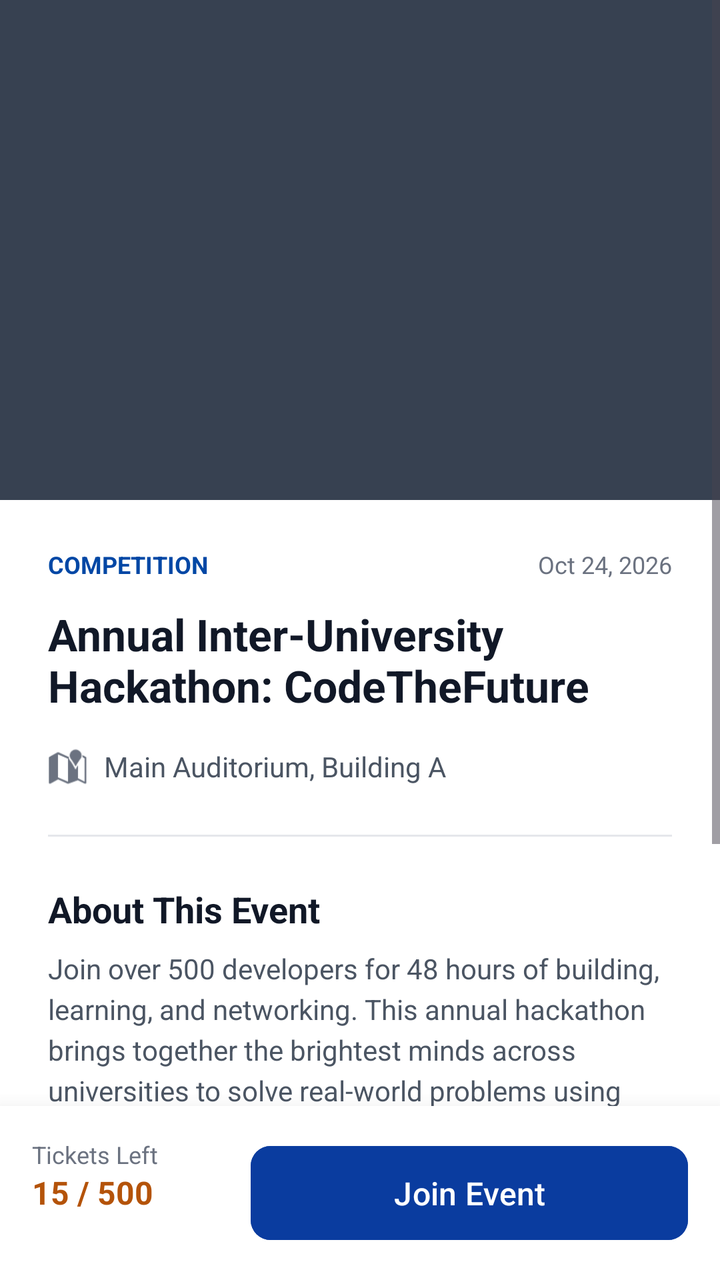
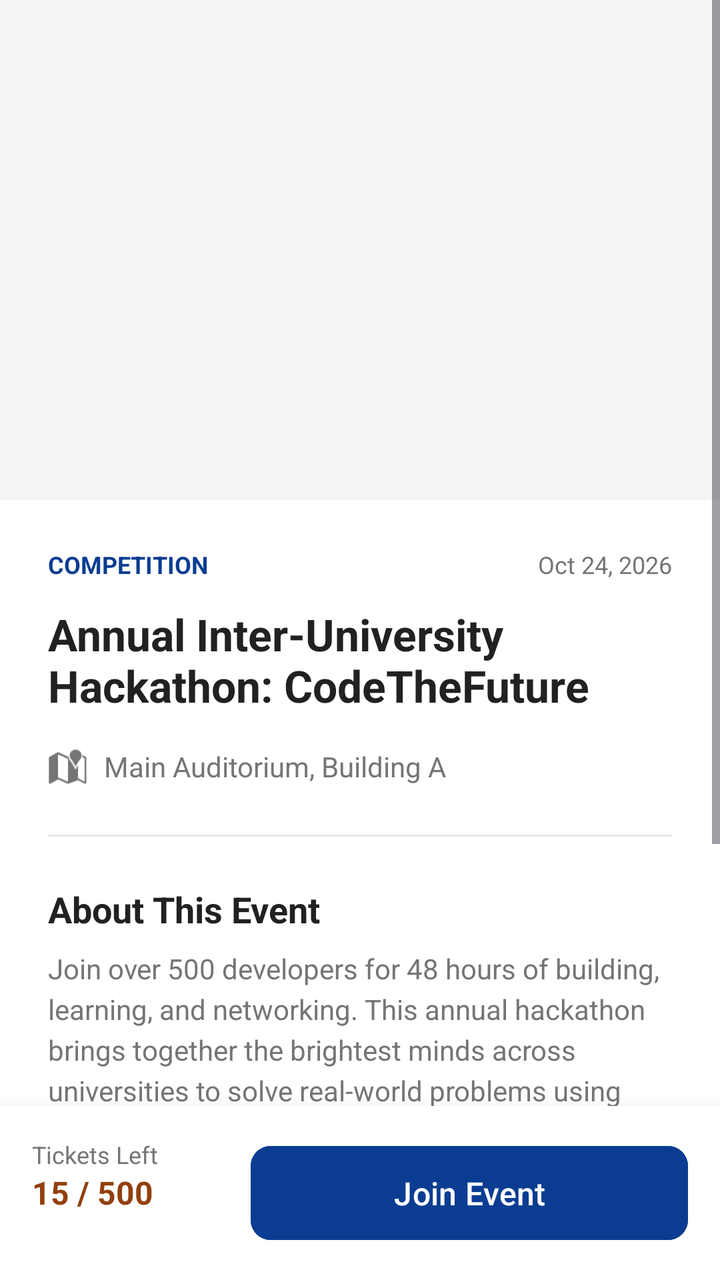

The first picture is an Android layout as it rendered before a commit; the second is the same layout after the commit. The layout source and the unified diff follow.
<!-- AndroidManifest.xml: application theme Theme.CampusConnectProject -->
<!-- res/layout/activity_detail_event.xml -->
<?xml version="1.0" encoding="utf-8"?>
<androidx.constraintlayout.widget.ConstraintLayout
    xmlns:android="http://schemas.android.com/apk/res/android"
    xmlns:app="http://schemas.android.com/apk/res-auto"
    xmlns:tools="http://schemas.android.com/tools"
    android:layout_width="match_parent"
    android:layout_height="match_parent"
    android:background="#FFFFFF"
    tools:context=".ui.mahasiswa.DetailEventActivity">

    <ScrollView
        android:layout_width="match_parent"
        android:layout_height="0dp"
        android:fillViewport="true"
        app:layout_constraintTop_toTopOf="parent"
        app:layout_constraintBottom_toTopOf="@id/bottomBar">

        <LinearLayout
            android:layout_width="match_parent"
            android:layout_height="wrap_content"
            android:orientation="vertical"
            android:paddingBottom="24dp">

            <ImageView
                android:id="@+id/ivDetailPoster"
                android:layout_width="match_parent"
                android:layout_height="250dp"
                android:scaleType="centerCrop"
                android:background="#374151" />

            <LinearLayout
                android:layout_width="match_parent"
                android:layout_height="wrap_content"
                android:orientation="vertical"
                android:padding="24dp">

                <RelativeLayout
                    android:layout_width="match_parent"
                    android:layout_height="wrap_content"
                    android:layout_marginBottom="12dp">

                    <TextView
                        android:id="@+id/tvDetailCategory"
                        android:layout_width="wrap_content"
                        android:layout_height="wrap_content"
                        android:text="COMPETITION"
                        android:textColor="#0047A5"
                        android:textSize="12sp"
                        android:textStyle="bold" />

                    <TextView
                        android:id="@+id/tvDetailDate"
                        android:layout_width="wrap_content"
                        android:layout_height="wrap_content"
                        android:layout_alignParentEnd="true"
                        android:text="Oct 24, 2026"
                        android:textColor="#6B7280"
                        android:textSize="12sp" />
                </RelativeLayout>

                <TextView
                    android:id="@+id/tvDetailTitle"
                    android:layout_width="match_parent"
                    android:layout_height="wrap_content"
                    android:text="Annual Inter-University Hackathon: CodeTheFuture"
                    android:textColor="#111827"
                    android:textSize="22sp"
                    android:textStyle="bold"
                    android:layout_marginBottom="16dp"/>

                <LinearLayout
                    android:layout_width="match_parent"
                    android:layout_height="wrap_content"
                    android:orientation="horizontal"
                    android:gravity="center_vertical"
                    android:layout_marginBottom="24dp">

                    <ImageView
                        android:layout_width="20dp"
                        android:layout_height="20dp"
                        android:src="@android:drawable/ic_dialog_map"
                        app:tint="#6B7280"
                        android:layout_marginEnd="8dp"/>

                    <TextView
                        android:id="@+id/tvDetailLocation"
                        android:layout_width="wrap_content"
                        android:layout_height="wrap_content"
                        android:text="Main Auditorium, Building A"
                        android:textColor="#4B5563"
                        android:textSize="14sp" />
                </LinearLayout>

                <View
                    android:layout_width="match_parent"
                    android:layout_height="1dp"
                    android:background="#E5E7EB"
                    android:layout_marginBottom="24dp"/>

                <TextView
                    android:layout_width="match_parent"
                    android:layout_height="wrap_content"
                    android:text="About This Event"
                    android:textColor="#111827"
                    android:textSize="18sp"
                    android:textStyle="bold"
                    android:layout_marginBottom="8dp"/>

                <TextView
                    android:id="@+id/tvDetailDescription"
                    android:layout_width="match_parent"
                    android:layout_height="wrap_content"
                    android:text="Join over 500 developers for 48 hours of building, learning, and networking. This annual hackathon brings together the brightest minds across universities to solve real-world problems using technology. \n\nWhat to expect:\n- Mentorship from industry experts\n- Free food and swags\n- Grand prize of $5000"
                    android:textColor="#4B5563"
                    android:textSize="14sp"
                    android:lineSpacingExtra="4dp" />
            </LinearLayout>
        </LinearLayout>
    </ScrollView>

    <LinearLayout
        android:id="@+id/bottomBar"
        android:layout_width="match_parent"
        android:layout_height="wrap_content"
        android:orientation="horizontal"
        android:padding="16dp"
        android:background="#FFFFFF"
        android:elevation="16dp"
        app:layout_constraintBottom_toBottomOf="parent">

        <LinearLayout
            android:layout_width="0dp"
            android:layout_height="wrap_content"
            android:layout_weight="1"
            android:orientation="vertical"
            android:gravity="center_vertical">

            <TextView
                android:layout_width="wrap_content"
                android:layout_height="wrap_content"
                android:text="Tickets Left"
                android:textColor="#6B7280"
                android:textSize="12sp" />

            <TextView
                android:id="@+id/tvTicketsLeft"
                android:layout_width="wrap_content"
                android:layout_height="wrap_content"
                android:text="15 / 500"
                android:textColor="#B45309"
                android:textSize="16sp"
                android:textStyle="bold" />
        </LinearLayout>

        <Button
            android:id="@+id/btnJoinEvent"
            android:layout_width="0dp"
            android:layout_height="55dp"
            android:layout_weight="2"
            android:backgroundTint="#0A3C9F"
            android:text="Join Event"
            android:textAllCaps="false"
            android:textColor="#FFFFFF"
            android:textSize="16sp"
            app:cornerRadius="10dp" />
    </LinearLayout>

</androidx.constraintlayout.widget.ConstraintLayout>
<!-- resources referenced by this layout -->
<resources>
  <style name="Theme.CampusConnectProject" parent="Base.Theme.CampusConnectProject" />
  <style name="Base.Theme.CampusConnectProject" parent="Theme.Material3.DayNight.NoActionBar">
          
          
      </style>
</resources>

<!-- the commit's change to res/layout/activity_detail_event.xml (unified diff, before → after) -->
@@ -5,7 +5,7 @@
     xmlns:tools="http://schemas.android.com/tools"
     android:layout_width="match_parent"
     android:layout_height="match_parent"
-    android:background="#FFFFFF"
+    android:background="@color/bg_utama"
     tools:context=".ui.mahasiswa.DetailEventActivity">
 
     <ScrollView
@@ -26,7 +26,7 @@
                 android:layout_width="match_parent"
                 android:layout_height="250dp"
                 android:scaleType="centerCrop"
-                android:background="#374151" />
+                android:background="@color/bg_input" />
 
             <LinearLayout
                 android:layout_width="match_parent"
@@ -44,7 +44,7 @@
                         android:layout_width="wrap_content"
                         android:layout_height="wrap_content"
                         android:text="COMPETITION"
-                        android:textColor="#0047A5"
+                        android:textColor="@color/warna_primer"
                         android:textSize="12sp"
                         android:textStyle="bold" />
 
@@ -54,7 +54,7 @@
                         android:layout_height="wrap_content"
                         android:layout_alignParentEnd="true"
                         android:text="Oct 24, 2026"
-                        android:textColor="#6B7280"
+                        android:textColor="@color/teks_sekunder"
                         android:textSize="12sp" />
                 </RelativeLayout>
 
@@ -63,7 +63,7 @@
                     android:layout_width="match_parent"
                     android:layout_height="wrap_content"
                     android:text="Annual Inter-University Hackathon: CodeTheFuture"
-                    android:textColor="#111827"
+                    android:textColor="@color/teks_utama"
                     android:textSize="22sp"
                     android:textStyle="bold"
                     android:layout_marginBottom="16dp"/>
@@ -79,7 +79,7 @@
                         android:layout_width="20dp"
                         android:layout_height="20dp"
                         android:src="@android:drawable/ic_dialog_map"
-                        app:tint="#6B7280"
+                        app:tint="@color/teks_sekunder"
                         android:layout_marginEnd="8dp"/>
 
                     <TextView
@@ -87,21 +87,21 @@
                         android:layout_width="wrap_content"
                         android:layout_height="wrap_content"
                         android:text="Main Auditorium, Building A"
-                        android:textColor="#4B5563"
+                        android:textColor="@color/teks_sekunder"
                         android:textSize="14sp" />
                 </LinearLayout>
 
                 <View
                     android:layout_width="match_parent"
                     android:layout_height="1dp"
-                    android:background="#E5E7EB"
+                    android:background="@color/garis_pembatas"
                     android:layout_marginBottom="24dp"/>
 
                 <TextView
                     android:layout_width="match_parent"
                     android:layout_height="wrap_content"
                     android:text="About This Event"
-                    android:textColor="#111827"
+                    android:textColor="@color/teks_utama"
                     android:textSize="18sp"
                     android:textStyle="bold"
                     android:layout_marginBottom="8dp"/>
@@ -111,7 +111,7 @@
                     android:layout_width="match_parent"
                     android:layout_height="wrap_content"
                     android:text="Join over 500 developers for 48 hours of building, learning, and networking. This annual hackathon brings together the brightest minds across universities to solve real-world problems using technology. \n\nWhat to expect:\n- Mentorship from industry experts\n- Free food and swags\n- Grand prize of $5000"
-                    android:textColor="#4B5563"
+                    android:textColor="@color/teks_sekunder"
                     android:textSize="14sp"
                     android:lineSpacingExtra="4dp" />
             </LinearLayout>
@@ -124,7 +124,7 @@
         android:layout_height="wrap_content"
         android:orientation="horizontal"
         android:padding="16dp"
-        android:background="#FFFFFF"
+        android:background="@color/bg_utama"
         android:elevation="16dp"
         app:layout_constraintBottom_toBottomOf="parent">
 
@@ -139,7 +139,7 @@
                 android:layout_width="wrap_content"
                 android:layout_height="wrap_content"
                 android:text="Tickets Left"
-                android:textColor="#6B7280"
+                android:textColor="@color/teks_sekunder"
                 android:textSize="12sp" />
 
             <TextView
@@ -147,7 +147,7 @@
                 android:layout_width="wrap_content"
                 android:layout_height="wrap_content"
                 android:text="15 / 500"
-                android:textColor="#B45309"
+                android:textColor="@color/teks_warning"
                 android:textSize="16sp"
                 android:textStyle="bold" />
         </LinearLayout>
@@ -157,10 +157,10 @@
             android:layout_width="0dp"
             android:layout_height="55dp"
             android:layout_weight="2"
-            android:backgroundTint="#0A3C9F"
+            android:backgroundTint="@color/warna_primer"
             android:text="Join Event"
             android:textAllCaps="false"
-            android:textColor="#FFFFFF"
+            android:textColor="@color/white"
             android:textSize="16sp"
             app:cornerRadius="10dp" />
     </LinearLayout>
<!-- resource entries referenced after the edit -->
@@ -1,5 +1,13 @@
 <!-- resources referenced by this layout -->
 <resources>
+  <color name="bg_input">#F5F5F5</color>
+  <color name="bg_utama">#FFFFFF</color>
+  <color name="garis_pembatas">#E5E7EB</color>
+  <color name="teks_sekunder">#757575</color>
+  <color name="teks_utama">#212121</color>
+  <color name="teks_warning">#92400E</color>
+  <color name="warna_primer">#0A3D91</color>
+  <color name="white">#FFFFFFFF</color>
   <style name="Theme.CampusConnectProject" parent="Base.Theme.CampusConnectProject" />
   <style name="Base.Theme.CampusConnectProject" parent="Theme.Material3.DayNight.NoActionBar">
           
